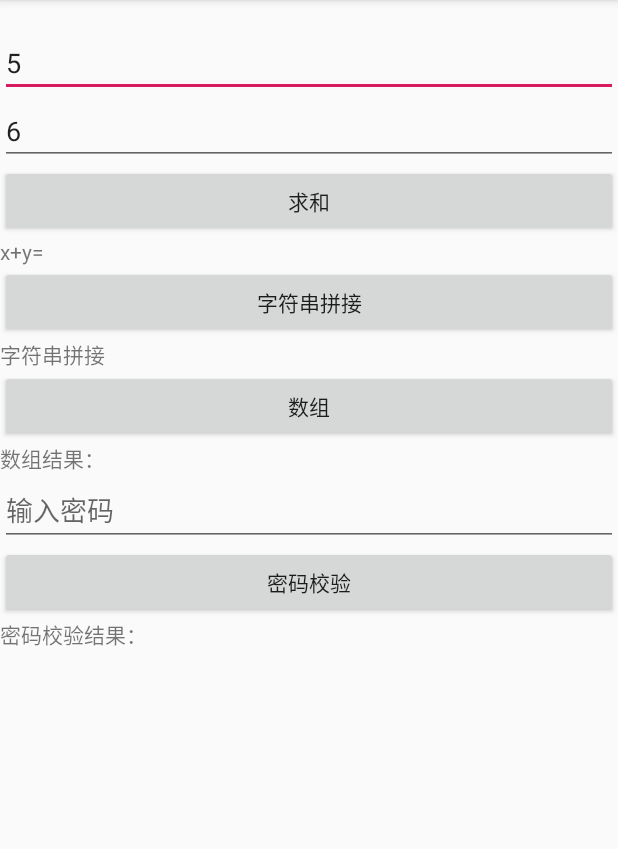
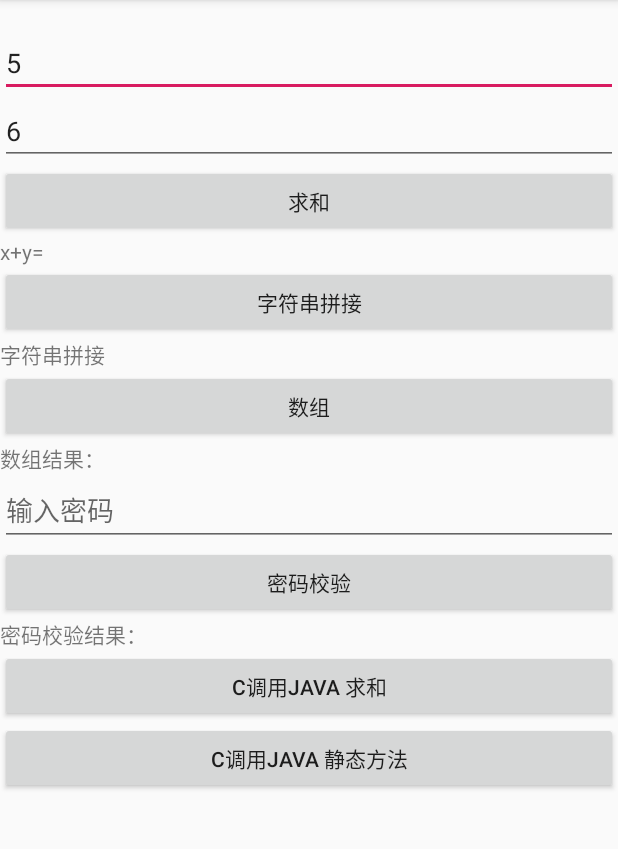
Before and after one commit to LuckyCode1992/android_study_demo, an Android app: the JNIActivity screen opened directly, with no data from a screen before it, on a phone screen of 412 x 824 dp, the part 84-933 px from its top. Run offline under Robolectric (Android 15) with nearby library versions, the phone set to English and light mode, and no system bars; 2 statements that could not run were skipped.

Commit message:
C调用java

```diff
--- a/app/src/main/java/com/justcode/hxl/androidstudydemo/ndkdemo/JNIActivity.kt
+++ b/app/src/main/java/com/justcode/hxl/androidstudydemo/ndkdemo/JNIActivity.kt
@@ -33,5 +33,11 @@ class JNIActivity : AppCompatActivity() {
             val result = jniUtil.checkPwd(pwdString)
             tv_pwd.text = "密码校验结果:$result"
         }
+        btn_c2java_sum.setOnClickListener {
+            jniUtil.callBackSum()
+        }
+        btn_c2java_sayhello.setOnClickListener {
+            jniUtil.callBackSayHello()
+        }
     }
 }
--- a/app/src/main/java/com/justcode/hxl/androidstudydemo/ndkdemo/JNIUtil.java
+++ b/app/src/main/java/com/justcode/hxl/androidstudydemo/ndkdemo/JNIUtil.java
@@ -27,10 +27,11 @@ public class JNIUtil {
     public native void callBackSum();
 
     public int sumJava(int x, int y) {
+        Log.d("JNI_JNI", "java:" + (x + y));
         return x + y;
     }
 
-    public void sayHelloJava() {
-        Log.d("JNI_JNI", "I AM JAVA HELLO");
+    public static void sayHelloJava(String s) {
+        Log.d("JNI_JNI", "静态方法被调用:s=" + s);
     }
 }
--- a/app/src/main/res/layout/activity_jni.xml
+++ b/app/src/main/res/layout/activity_jni.xml
@@ -79,4 +79,15 @@
             android:text="密码校验结果："
             android:layout_width="match_parent"
             android:layout_height="wrap_content"/>
+
+    <Button
+            android:id="@+id/btn_c2java_sum"
+            android:text="c调用java 求和"
+            android:layout_width="match_parent"
+            android:layout_height="wrap_content"/>
+    <Button
+            android:id="@+id/btn_c2java_sayhello"
+            android:text="c调用java 静态方法"
+            android:layout_width="match_parent"
+            android:layout_height="wrap_content"/>
 </LinearLayout>
```
Also changed, not shown: 1 other file.
